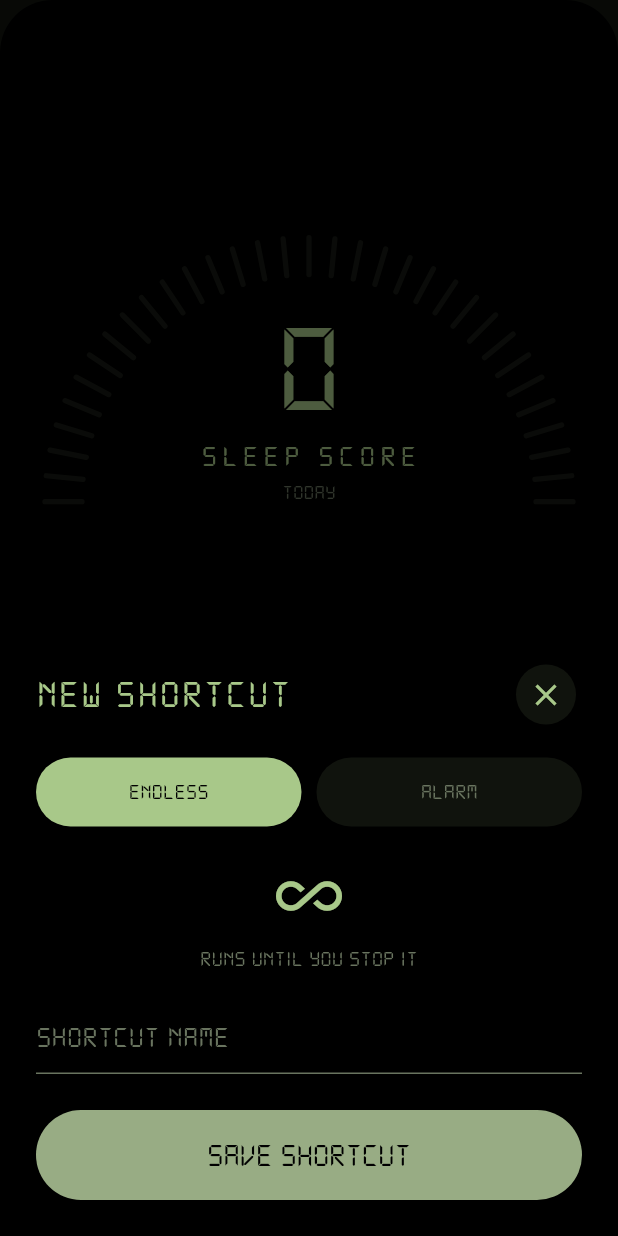
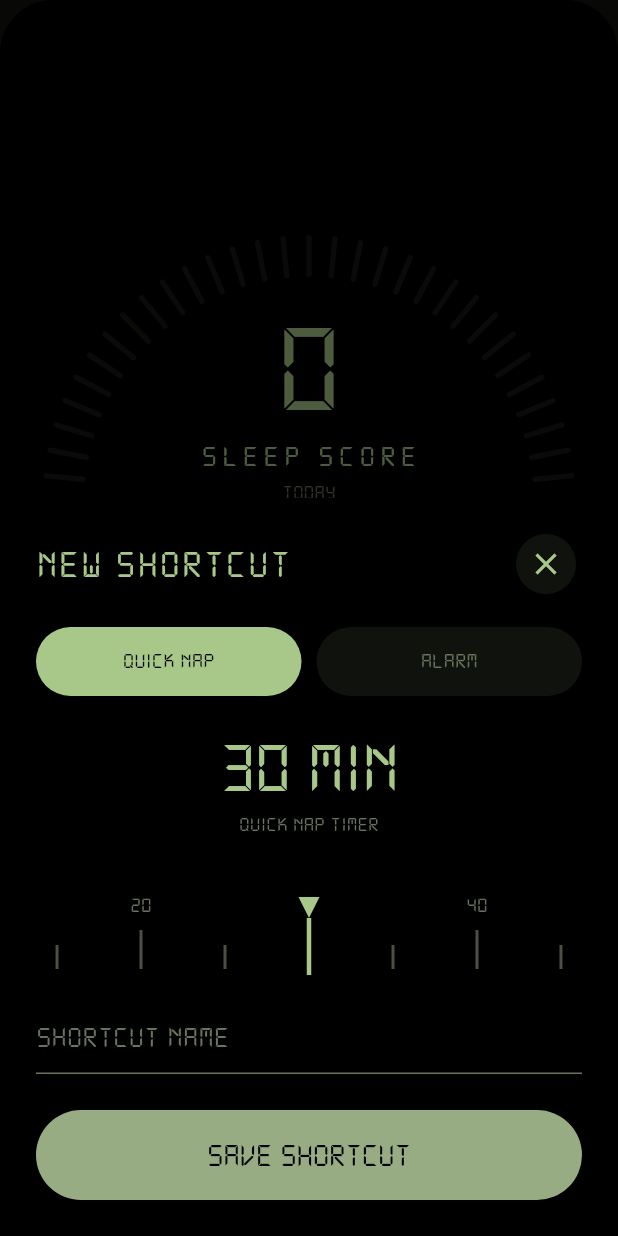
Before and after one commit to notwewnothing/mfaa, a Flutter app: the SleepPage widget shown alone on an empty page, opened directly, after a tap on "NEW", on a phone screen of 412 x 824 dp. Run offline on Flutter 3.47's test engine with Material 3 defaults, Android fonts, the phone set to English and light mode, and no system bars; drawn by our look-alikes of dotted_border; our stand-ins replace flutter_local_notifications, flutter_timezone, shared_preferences, timezone; missing offline and left inert: android_intent_plus, app_usage; accounts and stored records are empty.

Commit message:
minor UI fixes

```diff
--- a/lib/main.dart
+++ b/lib/main.dart
@@ -1,5 +1,5 @@
 import 'package:flutter/material.dart';
-
+// i hate this app :/
 import 'models/alarm.dart';
 import 'pages/alarm_ring_page.dart';
 import 'pages/clock_dashboard.dart';
--- a/lib/models/session.dart
+++ b/lib/models/session.dart
@@ -1,11 +1,12 @@
 enum SessionKind { focus, sleep }
 
-enum SessionMode { endless, pomodoro, alarm }
+enum SessionMode { endless, pomodoro, quickNap, alarm }
 
 extension SessionModeLabel on SessionMode {
   String get label => switch (this) {
     SessionMode.endless => 'ENDLESS',
     SessionMode.pomodoro => 'POMODORO',
+    SessionMode.quickNap => 'QUICK NAP',
     SessionMode.alarm => 'ALARM',
   };
 }
@@ -31,6 +32,8 @@ class SessionConfig {
         return 'ENDLESS';
       case SessionMode.pomodoro:
         return '$minutes+5 POMO';
+      case SessionMode.quickNap:
+        return '${minutes}M NAP';
       case SessionMode.alarm:
         final h = minutes ~/ 60;
         final m = minutes % 60;
--- a/lib/pages/clock_dashboard.dart
+++ b/lib/pages/clock_dashboard.dart
@@ -694,7 +694,7 @@ class _StatsBoardState extends State<_StatsBoard> {
         ? 'UNAVAILABLE'
         : '${currentMinutes ~/ 60}H ${(currentMinutes % 60).toString().padLeft(2, '0')}M';
 
-    final screenTimeFraction = _unavailable ? 0.0 : currentMinutes / 720;
+    final screenTimeFraction = _unavailable ? 0.0 : currentMinutes / 120;
 
     final stats = <(String, String, double, VoidCallback?)>[
       (
@@ -929,14 +929,14 @@ class _LiveClockState extends State<_LiveClock> {
       ),
     );
   }
-}
+} // lain
 
 class _InfiniteTimeline extends StatefulWidget {
   const _InfiniteTimeline();
 
   @override
   State<_InfiniteTimeline> createState() => _InfiniteTimelineState();
-}
+} // why are you crying lain
 
 class _InfiniteTimelineState extends State<_InfiniteTimeline> {
   final _centerKey = UniqueKey();
@@ -949,6 +949,7 @@ class _InfiniteTimelineState extends State<_InfiniteTimeline> {
     super.dispose();
   }
 
+  // don't cry lain
   bool _tick(ScrollUpdateNotification note) {
     _travelled += (note.scrollDelta ?? 0).abs();
     if (_travelled >= _barGap * 5) {
--- a/lib/pages/session_page.dart
+++ b/lib/pages/session_page.dart
@@ -103,6 +103,8 @@ class _SessionPageState extends State<SessionPage> {
         case SessionMode.pomodoro:
           final target = _onBreak ? 5 * 60 : widget.config.minutes * 60;
           if (_phaseSec >= target) _advancePhase();
+        case SessionMode.quickNap:
+          if (_phaseSec >= widget.config.minutes * 60) _complete();
         case SessionMode.endless:
           break;
       }
@@ -199,6 +201,10 @@ class _SessionPageState extends State<SessionPage> {
           0,
           599940,
         ),
+      SessionMode.quickNap => (widget.config.minutes * 60 - _phaseSec).clamp(
+        0,
+        599940,
+      ),
       SessionMode.alarm => _alarmSecondsRemaining,
     };
     final big = seconds >= 6000 ? seconds ~/ 3600 : seconds ~/ 60;
@@ -215,6 +221,7 @@ class _SessionPageState extends State<SessionPage> {
         _onBreak
             ? 'BREAK — BLOCK $_block DONE'
             : 'POMODORO — BLOCK $_block OF FOCUS',
+      SessionMode.quickNap => 'QUICK NAP — ${minutesLabel(widget.config.minutes)}',
       SessionMode.alarm => 'ALARM — ENDS AT ${widget.config.label}',
     };
   }
--- a/lib/pages/session_tabs.dart
+++ b/lib/pages/session_tabs.dart
@@ -86,12 +86,7 @@ class SleepPage extends StatelessWidget {
       kind: SessionKind.sleep,
       configColumns: [
         (Icons.shield_outlined, 'SCHEDULE', 'NO TIME SET', null),
-        (
-          Icons.alarm_outlined,
-          'ALARM',
-          next == null ? 'NO ALARM' : '${next.timeLabel12} ${next.meridiem}',
-          null,
-        ),
+
         (
           Icons.timer_outlined,
           'ALARM',
--- a/lib/services/alarm_store.dart
+++ b/lib/services/alarm_store.dart
@@ -71,6 +71,7 @@ class AlarmStore extends ChangeNotifier {
   String get nextAlarmSubtitle {
     final remaining = untilNext;
     if (remaining == null) return 'NO UPCOMING ALARMS — TAP + TO ADD';
+    // ITS A CONSPIRACY BY THE N.H.K
     final minutes = remaining.inMinutes;
     if (minutes < 1) return 'THE NEXT ALARM IN LESS THAN A MIN';
     if (minutes < 100) return 'THE NEXT ALARM IN $minutes MIN';
--- a/lib/services/session_store.dart
+++ b/lib/services/session_store.dart
@@ -23,7 +23,7 @@ class SessionStore extends ChangeNotifier {
       minutes: 420,
     ),
     SessionKind.sleep: const SessionConfig(
-      mode: SessionMode.endless,
+      mode: SessionMode.quickNap,
       minutes: 30,
     ),
   };
@@ -150,7 +150,7 @@ class SessionStore extends ChangeNotifier {
           id: _nextId++,
           name: 'DEEP SLEEP',
           kind: SessionKind.sleep,
-          config: const SessionConfig(mode: SessionMode.endless, minutes: 30),
+          config: const SessionConfig(mode: SessionMode.quickNap, minutes: 30),
         ),
       ]);
     }
--- a/lib/widgets/tactile.dart
+++ b/lib/widgets/tactile.dart
@@ -10,6 +10,7 @@ class Tactile extends StatefulWidget {
   State<Tactile> createState() => _TactileState();
 }
 
+// present day ... presenent time ...
 class _TactileState extends State<Tactile> {
   bool _pressed = false;
 
--- a/lib/widgets/timer_sheet.dart
+++ b/lib/widgets/timer_sheet.dart
@@ -56,8 +56,8 @@ class _TimerSheetState extends State<_TimerSheet> {
   late final TextEditingController _name;
 
   List<SessionMode> get _modes => widget.kind == SessionKind.focus
-      ? SessionMode.values
-      : [SessionMode.endless, SessionMode.alarm];
+      ? [SessionMode.endless, SessionMode.pomodoro, SessionMode.alarm]
+      : [SessionMode.quickNap, SessionMode.alarm];
 
   late int _alarmHour;
   late int _alarmMinute;
@@ -77,9 +77,10 @@ class _TimerSheetState extends State<_TimerSheet> {
     _alarmMinute = _timerMin % 60;
     _hourWheel = FixedExtentScrollController(initialItem: _alarmHour);
     _minuteWheel = FixedExtentScrollController(initialItem: _alarmMinute);
-    _pomoMin = widget.initial.mode == SessionMode.pomodoro
-        ? widget.initial.minutes
-        : 25;
+    _pomoMin = switch (widget.initial.mode) {
+      SessionMode.pomodoro || SessionMode.quickNap => widget.initial.minutes,
+      _ => widget.kind == SessionKind.sleep ? 30 : 25,
+    };
     _name = TextEditingController();
   }
 
@@ -95,7 +96,7 @@ class _TimerSheetState extends State<_TimerSheet> {
     mode: _mode,
     minutes: switch (_mode) {
       SessionMode.endless => 0,
-      SessionMode.pomodoro => _pomoMin,
+      SessionMode.pomodoro || SessionMode.quickNap => _pomoMin,
       SessionMode.alarm => _alarmHour * 60 + _alarmMinute,
     },
   );
@@ -220,8 +221,31 @@ class _TimerSheetState extends State<_TimerSheet> {
                     const SizedBox(height: 14),
                     MinuteRuler(
                       key: const ValueKey('pomo'),
-                      min: 15,
-                      max: 60,
+                      min: 10,
+                      max: 90,
+                      value: _pomoMin,
+                      onChanged: (v) => setState(() => _pomoMin = v),
+                    ),
+                  ],
+                  SessionMode.quickNap => [
+                    Text(
+                      '$_pomoMin MIN',
+                      style: const TextStyle(
+                        fontSize: 48,
+                        color: _mint,
+                        height: 1,
+                      ),
+                    ),
+                    const SizedBox(height: 4),
+                    const Text(
+                      'QUICK NAP TIMER',
+                      style: TextStyle(fontSize: 14, color: _mintDim),
+                    ),
+                    const SizedBox(height: 14),
+                    MinuteRuler(
+                      key: const ValueKey('nap'),
+                      min: 5,
+                      max: 90,
                       value: _pomoMin,
                       onChanged: (v) => setState(() => _pomoMin = v),
                     ),
@@ -361,3 +385,4 @@ class _TimerSheetState extends State<_TimerSheet> {
     );
   }
 }
+// see you space cowboy :)
```
Also changed, not shown: 1 other file.
